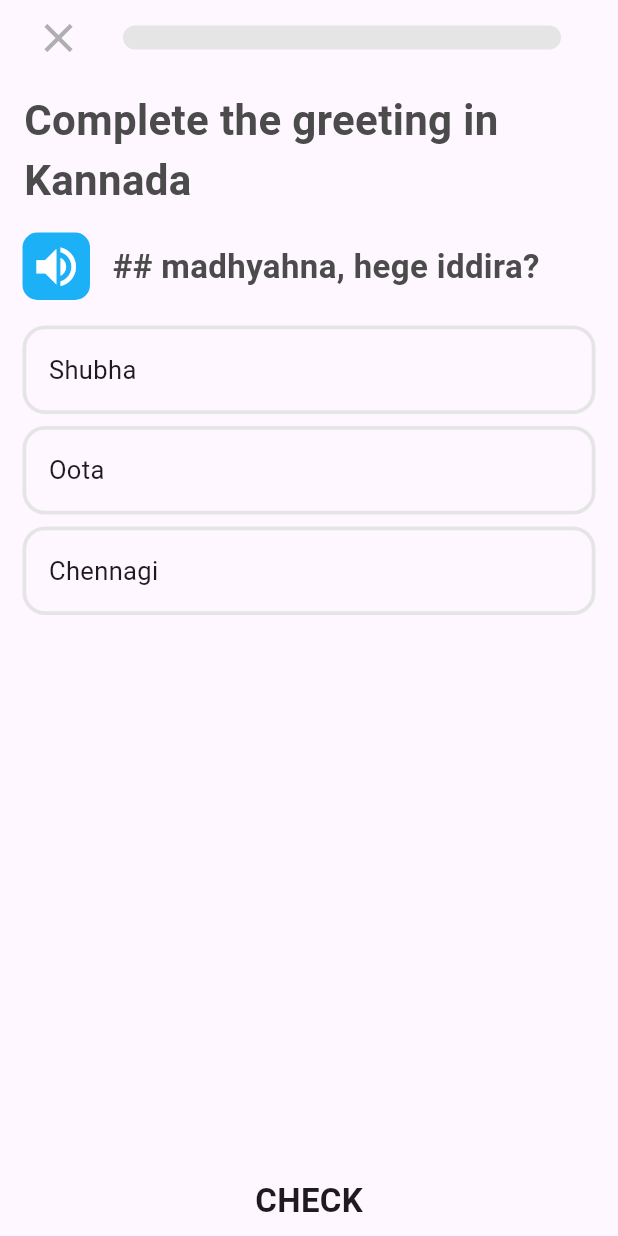
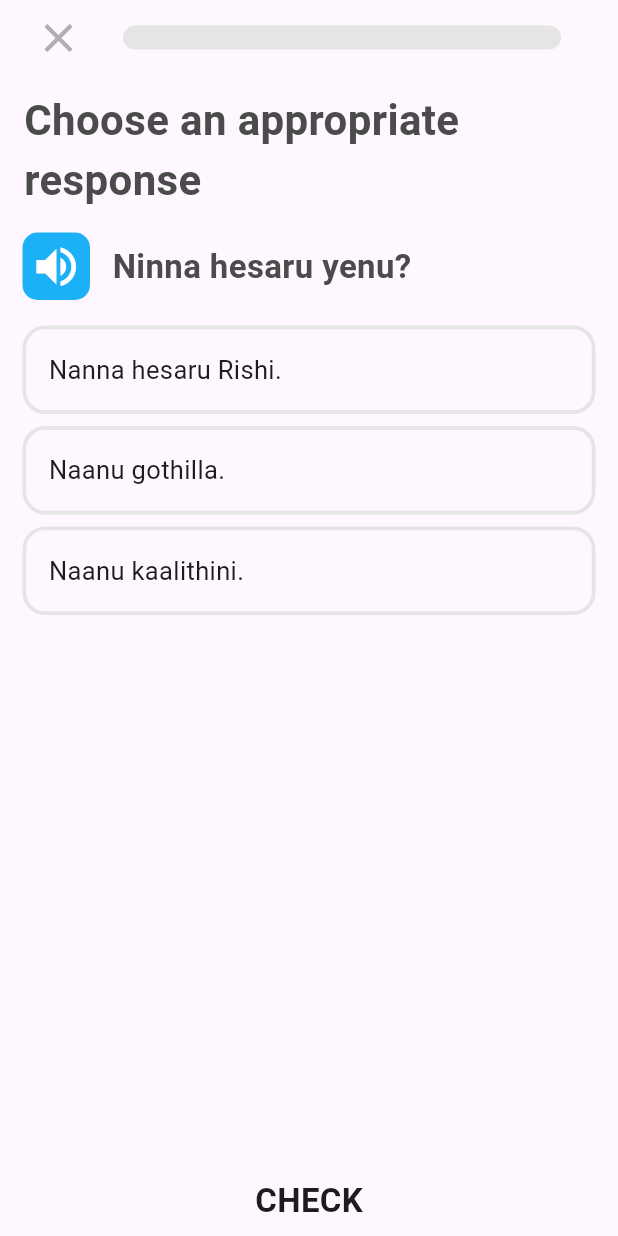
Before and after one commit to rshrc/Words625, a Flutter app: the HomePage screen opened by its route, after a tap on an icon or button, on a phone screen of 412 x 824 dp. Run offline on Flutter 3.47's test engine with Material 3 defaults, Android fonts, the phone set to English and light mode, and no system bars; drawn by our look-alikes of percent_indicator; our stand-ins replace animated_text_kit, audioplayers, auto_route, contained_tab_bar_view, flutter_tts, freezed_annotation and 4 more; missing offline and left inert: chiclet; generated files the repository leaves out were written again.

Commit message:
commented out the fill_in_the_blanks type questions and also added INSTRUCTIONS.md
Signed-off-by: Rishi Banerjee <rishieric91@gmail.com>

```diff
--- a/lib/courses_data.dart
+++ b/lib/courses_data.dart
@@ -12,60 +12,60 @@ final coursesData = [
         {
           "level": 1,
           "questions": [
-            {
-              "type": "fill_in_the_blanks",
-              "prompt": "Complete the greeting in Kannada",
-              "sentence": "## madhyahna, hege iddira?",
-              "options": ["Shubha", "Chennagi", "Oota"],
-              "blanks": [
-                {
-                  "correctAnswer": "Shubha",
-                  "tooltip":
-                      "'Shubha' means 'good' in Kannada, used here to form 'Good afternoon'"
-                }
-              ]
-            },
-            {
-              "type": "fill_in_the_blanks",
-              "prompt":
-                  "Fill in the blank to ask someone if they have eaten in Kannada",
-              "sentence": "Neevu ## aayitha?",
-              "options": ["Oota", "Malagidira", "Barthira"],
-              "blanks": [
-                {
-                  "correctAnswer": "Oota",
-                  "tooltip":
-                      "'Oota' means 'food/eaten'. The sentence asks 'Have you eaten?'"
-                }
-              ]
-            },
-            {
-              "type": "fill_in_the_blanks",
-              "prompt":
-                  "Complete the sentence to express a need for water in Kannada",
-              "sentence": "Nanage neeru ____.",
-              "options": ["beku", "illa", "idira"],
-              "blanks": [
-                {
-                  "correctAnswer": "beku",
-                  "tooltip":
-                      "'Beku' means 'needed'. The sentence translates to 'I need water.'"
-                }
-              ]
-            },
-            {
-              "type": "fill_in_the_blanks",
-              "prompt": "Complete the greeting in Kannada",
-              "sentence": "## madhyahna, hege iddira?",
-              "options": ["Shubha", "Chennagi", "Oota"],
-              "blanks": [
-                {
-                  "correctAnswer": "Shubha",
-                  "tooltip":
-                      "'Shubha' means 'good' in Kannada, used here to form 'Good afternoon'"
-                }
-              ]
-            },
+            // {
+            //   "type": "fill_in_the_blanks",
+            //   "prompt": "Complete the greeting in Kannada",
+            //   "sentence": "## madhyahna, hege iddira?",
+            //   "options": ["Shubha", "Chennagi", "Oota"],
+            //   "blanks": [
+            //     {
+            //       "correctAnswer": "Shubha",
+            //       "tooltip":
+            //           "'Shubha' means 'good' in Kannada, used here to form 'Good afternoon'"
+            //     }
+            //   ]
+            // },
+            // {
+            //   "type": "fill_in_the_blanks",
+            //   "prompt":
+            //       "Fill in the blank to ask someone if they have eaten in Kannada",
+            //   "sentence": "Neevu ## aayitha?",
+            //   "options": ["Oota", "Malagidira", "Barthira"],
+            //   "blanks": [
+            //     {
+            //       "correctAnswer": "Oota",
+            //       "tooltip":
+            //           "'Oota' means 'food/eaten'. The sentence asks 'Have you eaten?'"
+            //     }
+            //   ]
+            // },
+            // {
+            //   "type": "fill_in_the_blanks",
+            //   "prompt":
+            //       "Complete the sentence to express a need for water in Kannada",
+            //   "sentence": "Nanage neeru ____.",
+            //   "options": ["beku", "illa", "idira"],
+            //   "blanks": [
+            //     {
+            //       "correctAnswer": "beku",
+            //       "tooltip":
+            //           "'Beku' means 'needed'. The sentence translates to 'I need water.'"
+            //     }
+            //   ]
+            // },
+            // {
+            //   "type": "fill_in_the_blanks",
+            //   "prompt": "Complete the greeting in Kannada",
+            //   "sentence": "## madhyahna, hege iddira?",
+            //   "options": ["Shubha", "Chennagi", "Oota"],
+            //   "blanks": [
+            //     {
+            //       "correctAnswer": "Shubha",
+            //       "tooltip":
+            //           "'Shubha' means 'good' in Kannada, used here to form 'Good afternoon'"
+            //     }
+            //   ]
+            // },
             {
               "type": "multiple_choice",
               "prompt": "Choose an appropriate response",
```
Also changed, not shown: 2 other files.
